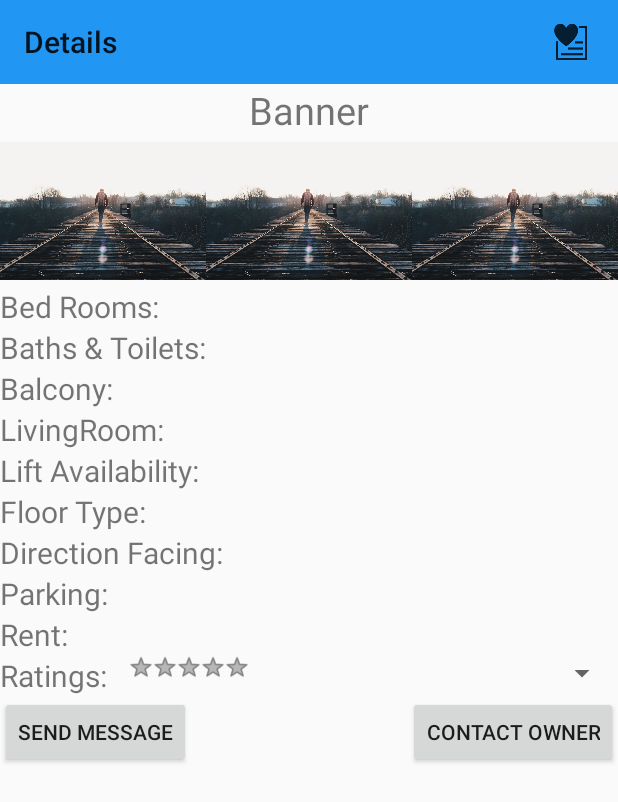
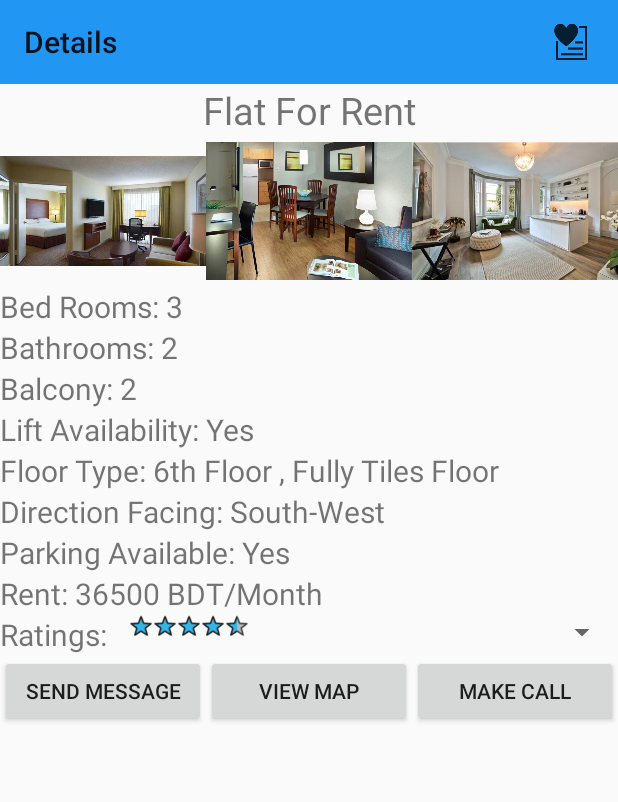
Before and after one commit to ARSrabon/FindYourNextHomeBD, an Android app: the RentDetailView screen opened directly, with no data from a screen before it, on a phone screen of 412 x 824 dp. Shown: the top 802 px of the screen. Run offline under Robolectric (Android 15) with nearby library versions, the phone set to English and light mode, and no system bars; libraries missing offline, so code that uses them is left out: com.mikepenz.materialdrawer; 4 statements that could not run were skipped.

Commit message:
dunno what to do

```diff
--- a/FindYourNextHome/app/src/main/java/comsiteprojectcyborn/google/sites/findyournexthome/activities/DefaultView_Activity.java
+++ b/FindYourNextHome/app/src/main/java/comsiteprojectcyborn/google/sites/findyournexthome/activities/DefaultView_Activity.java
@@ -124,7 +124,7 @@ public class DefaultView_Activity extends AppCompatActivity implements Drawer.On
                         areaSpinner.setOnItemSelectedListener(new AdapterView.OnItemSelectedListener() {
                             @Override
                             public void onItemSelected(AdapterView<?> adapterView, View view, int i, long l) {
-                                Toast.makeText(DefaultView_Activity.this, "hello", Toast.LENGTH_SHORT).show();
+//                                Toast.makeText(DefaultView_Activity.this, "hello", Toast.LENGTH_SHORT).show();
                             }
 
                             @Override
@@ -155,7 +155,7 @@ public class DefaultView_Activity extends AppCompatActivity implements Drawer.On
                         categorySpinner.setOnItemSelectedListener(new AdapterView.OnItemSelectedListener() {
                             @Override
                             public void onItemSelected(AdapterView<?> adapterView, View view, int i, long l) {
-                                Toast.makeText(DefaultView_Activity.this, "hi", Toast.LENGTH_SHORT).show();
+//                                Toast.makeText(DefaultView_Activity.this, "hi", Toast.LENGTH_SHORT).show();
                             }
 
                             @Override
@@ -185,7 +185,12 @@ public class DefaultView_Activity extends AppCompatActivity implements Drawer.On
 
 
         rentalAdsArrayList = new ArrayList<RentalAds>();
-//        rentalAdsArrayList.add(new RentalAds(3, 2, 2, true, true, "Banner", "4th floor", "South", "aqs", "ff", "ff", "ff", firebaseUser.getUid(), "01012017"));
+//        regitntalAdsArrayList.add(new RentalAds(3, 2, 2, true, true, "Banner", "4th floor", "South", "aqs", "ff", "ff", "ff", firebaseUser.getUid(), "01012017"));
+        rentalAdsArrayList.add(new RentalAds());
+        rentalAdsArrayList.add(new RentalAds());
+        rentalAdsArrayList.add(new RentalAds());
+        rentalAdsArrayList.add(new RentalAds());
+        rentalAdsArrayList.add(new RentalAds());
         rentalAdsArrayList.add(new RentalAds());
 //
 //        for(RentalAds rentalAds:rentalAdsArrayList){
@@ -255,7 +260,7 @@ public class DefaultView_Activity extends AppCompatActivity implements Drawer.On
                     .withOnAccountHeaderListener(new AccountHeader.OnAccountHeaderListener() {
                         @Override
                         public boolean onProfileChanged(View view, IProfile profile, boolean currentProfile) {
-                            Toast.makeText(DefaultView_Activity.this, "hello", Toast.LENGTH_SHORT).show();
+//                            Toast.makeText(DefaultView_Activity.this, "hello", Toast.LENGTH_SHORT).show();
                             return false;
                         }
                     })
@@ -276,7 +281,7 @@ public class DefaultView_Activity extends AppCompatActivity implements Drawer.On
                     .withOnAccountHeaderListener(new AccountHeader.OnAccountHeaderListener() {
                         @Override
                         public boolean onProfileChanged(View view, IProfile profile, boolean currentProfile) {
-                            Toast.makeText(DefaultView_Activity.this, "hello", Toast.LENGTH_SHORT).show();
+//                            Toast.makeText(DefaultView_Activity.this, "hello", Toast.LENGTH_SHORT).show();
                             return false;
                         }
                     })
--- a/FindYourNextHome/app/src/main/java/comsiteprojectcyborn/google/sites/findyournexthome/adapter/RentalAdsAdapter.java
+++ b/FindYourNextHome/app/src/main/java/comsiteprojectcyborn/google/sites/findyournexthome/adapter/RentalAdsAdapter.java
@@ -40,7 +40,7 @@ public class RentalAdsAdapter extends RecyclerView.Adapter<RentalAdsAdapter.Rent
 
     @Override
     public void onBindViewHolder(RentalAdsViewHolder holder, final int position) {
-        holder.bannerImg.setImageResource(R.drawable.profile2);
+        holder.bannerImg.setImageResource(R.drawable.ft_1);
 //        holder.normImg_one.setImageResource(R.drawable.profile);
 //        holder.normImg_two.setImageResource(R.drawable.profile3);
 
--- a/FindYourNextHome/app/src/main/res/layout/activity_rent_detailview.xml
+++ b/FindYourNextHome/app/src/main/res/layout/activity_rent_detailview.xml
@@ -24,9 +24,9 @@
                 android:id="@+id/btn_addtowishlist"
                 android:layout_width="wrap_content"
                 android:layout_height="wrap_content"
-                android:paddingRight="15dp"
                 android:layout_gravity="right"
                 android:background="#2196F3"
+                android:paddingRight="15dp"
                 android:src="@drawable/ic_action_wishlist" />
         </android.support.v7.widget.Toolbar>
 
@@ -34,7 +34,7 @@
             android:id="@+id/lbl_banner"
             android:layout_width="match_parent"
             android:layout_height="wrap_content"
-            android:text="Banner"
+            android:text="Flat For Rent"
             android:textAlignment="center"
             android:textSize="25sp" />
 
@@ -50,57 +50,49 @@
                 android:layout_width="0dp"
                 android:layout_height="100dp"
                 android:layout_weight="1"
-                android:src="@drawable/testimg" />
+                android:src="@drawable/ft_1" />
 
             <ImageView
                 android:id="@+id/img_two"
                 android:layout_width="0dp"
                 android:layout_height="100dp"
                 android:layout_weight="1"
-                android:src="@drawable/testimg" />
+                android:src="@drawable/ft_2" />
 
             <ImageView
                 android:id="@+id/img_three"
                 android:layout_width="0dp"
                 android:layout_height="100dp"
                 android:layout_weight="1"
-                android:src="@drawable/testimg" />
+                android:src="@drawable/ft_3" />
         </LinearLayout>
 
         <TextView
             android:id="@+id/txt_totalBedRoom"
             android:layout_width="match_parent"
             android:layout_height="wrap_content"
-            android:text="Bed Rooms: "
+            android:text="Bed Rooms: 3"
             android:textSize="20sp" />
 
         <TextView
             android:id="@+id/txt_baths"
             android:layout_width="match_parent"
             android:layout_height="wrap_content"
-            android:text="Baths &amp; Toilets: "
+            android:text="Bathrooms: 2 "
             android:textSize="20sp" />
 
         <TextView
             android:id="@+id/txt_balcony"
             android:layout_width="match_parent"
             android:layout_height="wrap_content"
-            android:text="Balcony: "
-            android:textSize="20sp" />
-
-
-        <TextView
-            android:id="@+id/txt_livingRoom"
-            android:layout_width="match_parent"
-            android:layout_height="wrap_content"
-            android:text="LivingRoom:"
+            android:text="Balcony: 2"
             android:textSize="20sp" />
 
         <TextView
             android:id="@+id/txt_lifts"
             android:layout_width="match_parent"
             android:layout_height="wrap_content"
-            android:text="Lift Availability: "
+            android:text="Lift Availability: Yes"
             android:textSize="20sp" />
 
 
@@ -108,21 +100,21 @@
             android:id="@+id/txt_floorType"
             android:layout_width="match_parent"
             android:layout_height="wrap_content"
-            android:text="Floor Type: "
+            android:text="Floor Type: 6th Floor , Fully Tiles Floor"
             android:textSize="20sp" />
 
         <TextView
             android:id="@+id/txt_directionFacing"
             android:layout_width="match_parent"
             android:layout_height="wrap_content"
-            android:text="Direction Facing: "
+            android:text="Direction Facing: South-West"
             android:textSize="20sp" />
 
         <TextView
             android:id="@+id/txt_parking"
             android:layout_width="match_parent"
             android:layout_height="wrap_content"
-            android:text="Parking: "
+            android:text="Parking Available: Yes"
             android:textSize="20sp" />
 
 
@@ -130,7 +122,7 @@
             android:id="@+id/txt_rent"
             android:layout_width="match_parent"
             android:layout_height="wrap_content"
-            android:text="Rent: "
+            android:text="Rent: 36500 BDT/Month"
             android:textSize="20sp" />
 
         <RelativeLayout
@@ -156,6 +148,7 @@
                 android:isIndicator="false"
                 android:max="5"
                 android:numStars="5"
+                android:rating="4.5"
                 android:stepSize="0.01" />
 
             <Spinner
@@ -164,21 +157,33 @@
                 android:layout_height="wrap_content"
                 android:layout_alignParentRight="true" />
 
-            <Button
-                android:id="@+id/btn_sendMessage"
-                android:layout_width="wrap_content"
+            <LinearLayout
+                android:layout_width="match_parent"
                 android:layout_height="wrap_content"
-                android:layout_alignParentLeft="true"
-                android:layout_below="@+id/txt_ratings"
-                android:text="Send Message" />
+                android:layout_below="@+id/txt_ratings">
 
-            <Button
-                android:id="@+id/btn_contactOwner"
-                android:layout_width="wrap_content"
-                android:layout_height="wrap_content"
-                android:layout_alignParentRight="true"
-                android:layout_below="@+id/txt_ratings"
-                android:text="Contact Owner" />
+                <Button
+                    android:id="@+id/btn_sendMessage"
+                    android:layout_width="0dp"
+                    android:layout_height="wrap_content"
+
+                    android:text="Send Message"
+                    android:layout_weight="1" />
+
+                <Button
+                    android:id="@+id/btn_viewinmap"
+                    android:layout_width="0dp"
+                    android:layout_height="wrap_content"
+                    android:text="View Map"
+                    android:layout_weight="1" />
+
+                <Button
+                    android:id="@+id/btn_contactOwner"
+                    android:layout_width="0dp"
+                    android:layout_height="wrap_content"
+                    android:text="Make Call"
+                    android:layout_weight="1" />
+            </LinearLayout>
 
         </RelativeLayout>
 
--- a/FindYourNextHome/app/src/main/res/layout/rentalads_carditem.xml
+++ b/FindYourNextHome/app/src/main/res/layout/rentalads_carditem.xml
@@ -17,7 +17,7 @@
                 android:id="@+id/imgview_big"
                 android:layout_width="120dp"
                 android:layout_height="120dp"
-                android:src="@drawable/profile2" />
+                android:src="@drawable/ft_3" />
             <!--
             <ImageView
                 android:id="@+id/imgview_small_one"
@@ -39,7 +39,7 @@
                 android:layout_width="wrap_content"
                 android:layout_height="wrap_content"
                 android:layout_toRightOf="@+id/imgview_big"
-                android:text="Banner"
+                android:text="Flat For rent"
                 android:textSize="20sp" />
 
             <RelativeLayout
@@ -121,7 +121,7 @@
                 android:layout_height="wrap_content"
                 android:layout_below="@+id/layout_ratings_holder"
                 android:layout_toRightOf="@id/imgview_big"
-                android:text="Cost/mo: BDT 25000" />
+                android:text="Cost/mo: BDT 36500" />
 
             <TextView
                 android:id="@+id/txt_avail"
```
Also changed, not shown: FindYourNextHome/app/src/main/res/drawable-mdpi/ft_1.jpg (added), FindYourNextHome/app/src/main/res/drawable-mdpi/ft_2.jpg (added), FindYourNextHome/app/src/main/res/drawable-mdpi/ft_3.jpg (added).
